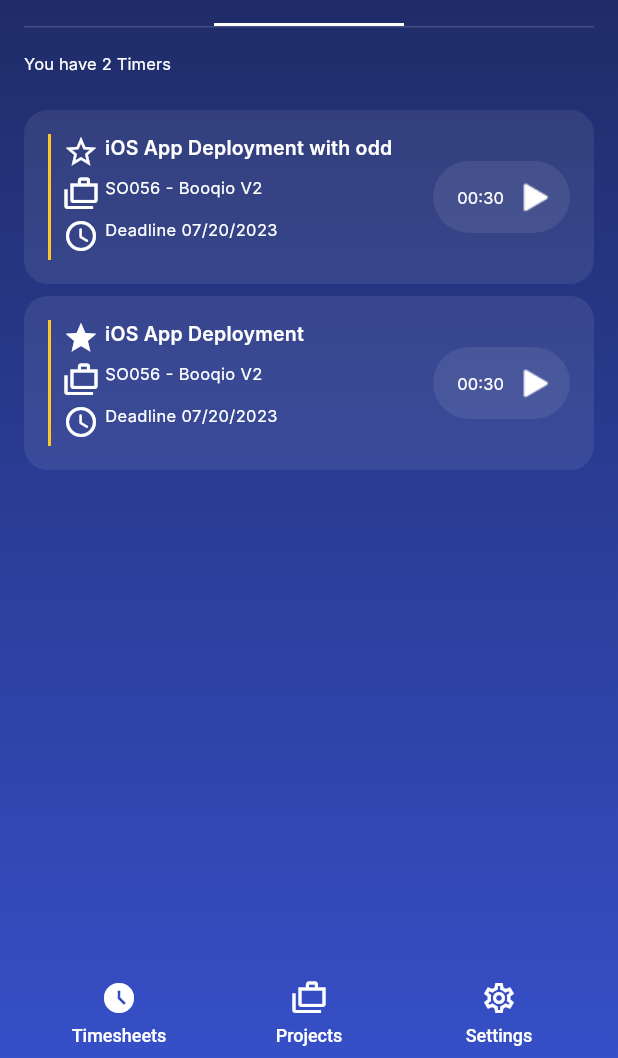
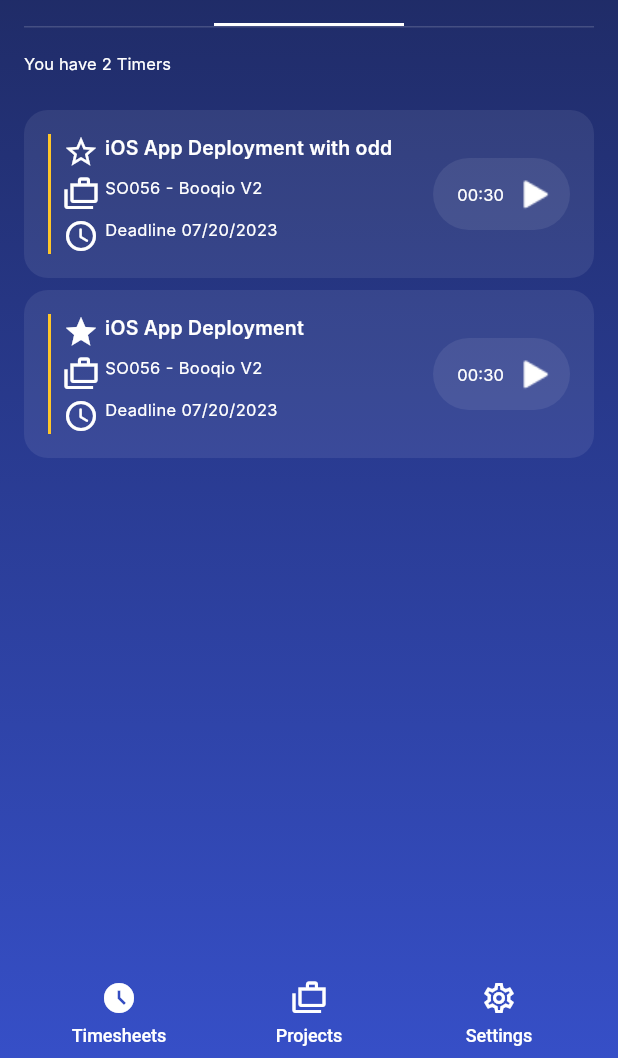
Before and after one commit to AlexEduV/apexive_test_timers_flutter, a Flutter app: the screen it shows after launch, on a phone screen of 412 x 824 dp, the part 178-1236 px from its top. Run offline on Flutter 3.47's test engine with Material 2 defaults, Android fonts, the phone set to English and light mode, and no system bars; Roboto replaces fonts that are missing (Inter, SF Pro).

Commit message:
widget optimization;
started using Wrap() instead of Column() to set spacing: double instead of padding or sizedBox;

```diff
--- a/apexive_senior_flutter_engineer_timers_test/lib/pages/my_home_page.dart
+++ b/apexive_senior_flutter_engineer_timers_test/lib/pages/my_home_page.dart
@@ -243,8 +243,9 @@ class _MyHomePageState extends State<MyHomePage> {
                   )
                 ),
                 padding: const EdgeInsets.only(left: 8),
-                child: Column(
-                  crossAxisAlignment: CrossAxisAlignment.start,
+                child: Wrap(
+                  runSpacing: 4,
+
                   children: [
 
                     //timer name
@@ -277,8 +278,6 @@ class _MyHomePageState extends State<MyHomePage> {
                   borderRadius: BorderRadius.circular(64),
                   color: listOfTasks[index].isActive ? Colors.white : Colors.white.withOpacity(.08),
                 ),
-                //width: 104,
-                //height: 48,
                 padding: const EdgeInsets.only(left: 16, top: 8, right: 8, bottom: 8),
                 child: Row(
                   children: [
--- a/apexive_senior_flutter_engineer_timers_test/lib/ui/timersList/timer_settings_row.dart
+++ b/apexive_senior_flutter_engineer_timers_test/lib/ui/timersList/timer_settings_row.dart
@@ -17,20 +17,13 @@ class TimerSettingsRow extends StatelessWidget {
 
   @override
   Widget build(BuildContext context) {
-    return Container(
-      padding: const EdgeInsets.only(bottom: 4.0,),
-      child: Row(
-        crossAxisAlignment: CrossAxisAlignment.start,
-        children: [
-          Icon(icon, size: 24, color: Colors.white),
+    return Wrap(
+      spacing: 4,
+      children: [
+        Icon(icon, size: 24, color: Colors.white),
 
-          const Padding(padding: EdgeInsets.only(right: 4.0),),
-
-          Flexible(
-            child: Text(text, style: textStyle),
-          ),
-        ],
-      ),
+        Text(text, style: textStyle),
+      ],
     );
   }
 }
```
